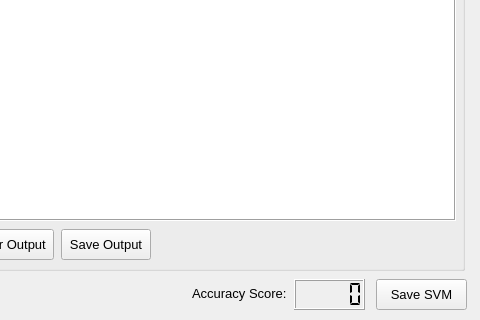
The window that gui/svm_maker_gui.ui (5coho/SVM-Gender-Recognition) describes before a commit, drawn with Qt 5; both pictures show x 456 to 936 and y 200 to 520 of the 936 by 520 pixel window.
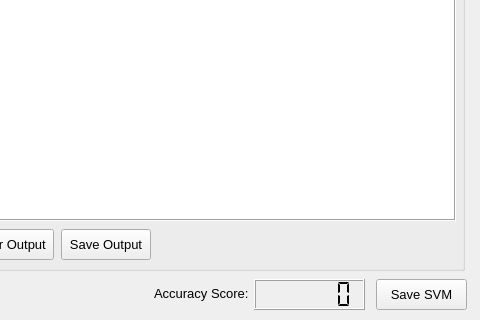
The same window after the commit.

Commit message: SVMmaker gui fully functional

Diff of the .ui file:
```diff
--- a/gui/svm_maker_gui.ui
+++ b/gui/svm_maker_gui.ui
@@ -586,9 +586,9 @@
   <widget class="QLCDNumber" name="lcd_accuracy">
    <property name="geometry">
     <rect>
-     <x>750</x>
+     <x>710</x>
      <y>479</y>
-     <width>71</width>
+     <width>111</width>
      <height>31</height>
     </rect>
    </property>
@@ -596,7 +596,7 @@
     <bool>false</bool>
    </property>
    <property name="digitCount">
-    <number>5</number>
+    <number>6</number>
    </property>
    <property name="segmentStyle">
     <enum>QLCDNumber::Flat</enum>
@@ -605,7 +605,7 @@
   <widget class="QLabel" name="label_accuracy">
    <property name="geometry">
     <rect>
-     <x>648</x>
+     <x>610</x>
      <y>483</y>
      <width>101</width>
      <height>21</height>
```
The commit also changes 1 other file.
